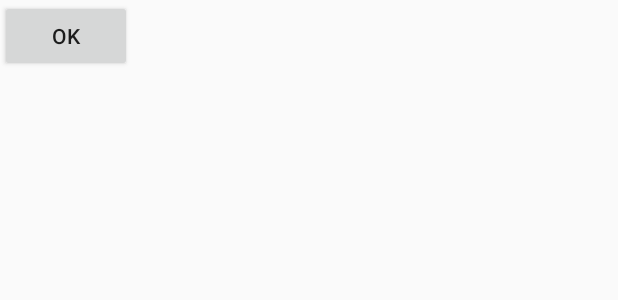
After one commit to dagerler001/PopularSingers, an Android app: the layout dialog.xml on its own in the app's theme, with its tools: preview values and no code run, on a phone screen of 412 x 824 dp. The commit adds this screen. Shown: the top 300 px of the screen. Run offline under Robolectric (Android 15) with nearby library versions, the phone set to English and light mode, and no system bars; network calls fail.

Commit message:
Something with headphones.

```diff
--- /dev/null
+++ b/Appl/app/src/main/res/layout/dialog.xml
@@ -0,0 +1,22 @@
+<?xml version="1.0" encoding="utf-8"?>
+<LinearLayout xmlns:android="http://schemas.android.com/apk/res/android"
+    android:layout_width="wrap_content"
+    android:layout_height="wrap_content"
+    android:orientation="vertical">
+
+    <ImageView
+        android:id="@+id/music"
+        android:layout_width="wrap_content"
+        android:layout_height="wrap_content" />
+
+    <ImageView
+        android:id="@+id/radio"
+        android:layout_width="wrap_content"
+        android:layout_height="wrap_content" />
+
+    <Button
+        android:layout_width="wrap_content"
+        android:layout_height="wrap_content"
+        android:onClick="dismissListener"
+        android:text="OK" />
+</LinearLayout>
```
Also changed, not shown: Appl/app/src/main/java/com/example/vorona/appl/PerformersActivity.java (+37 -20 lines), Appl/app/src/main/res/values/strings.xml (+8 -0 lines), Appl/app/src/main/res/drawable-hdpi-v11/ic_music.png (added), Appl/app/src/main/res/drawable-hdpi-v9/ic_music.png (added), Appl/app/src/main/res/drawable-hdpi/ic_music.png (added), Appl/app/src/main/res/drawable-mdpi-v11/ic_music.png (added), Appl/app/src/main/res/drawable-mdpi-v9/ic_music.png (added), Appl/app/src/main/res/drawable-mdpi/ic_music.png (added), Appl/app/src/main/res/drawable-xhdpi-v11/ic_music.png (added), Appl/app/src/main/res/drawable-xhdpi-v9/ic_music.png (added), Appl/app/src/main/res/drawable-xhdpi/ic_music.png (added), Appl/app/src/main/res/drawable-xxhdpi-v11/ic_music.png (added), Appl/app/src/main/res/drawable-xxhdpi-v9/ic_music.png (added), Appl/app/src/main/res/drawable-xxhdpi/ic_music.png (added), 2 more files.
